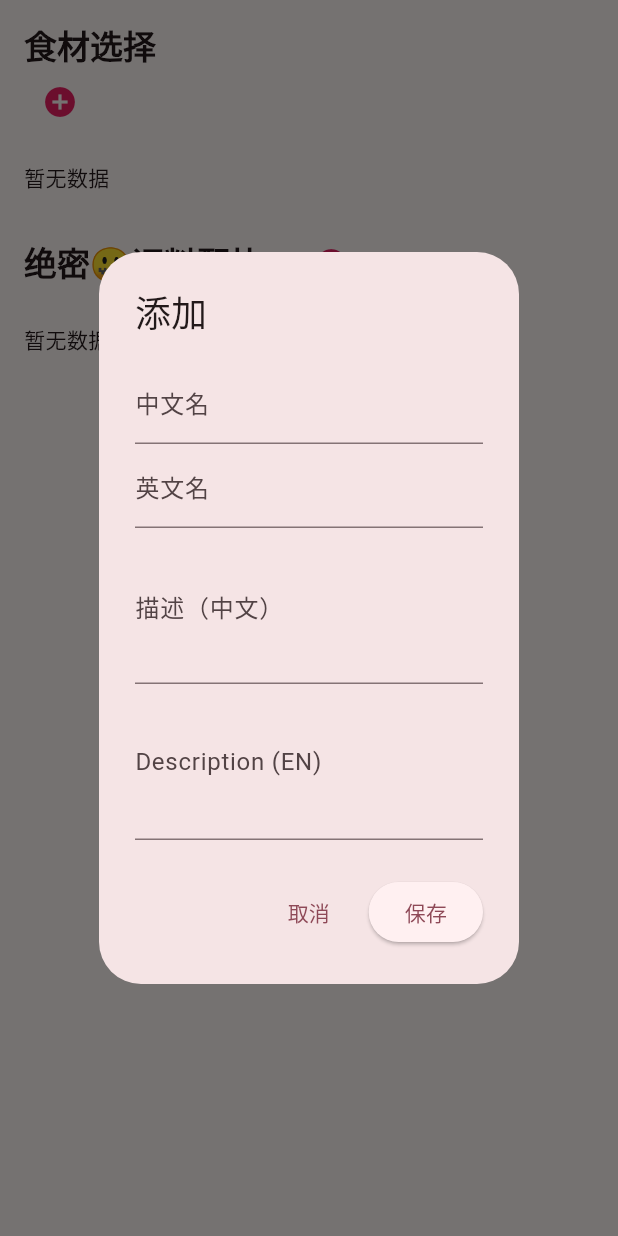
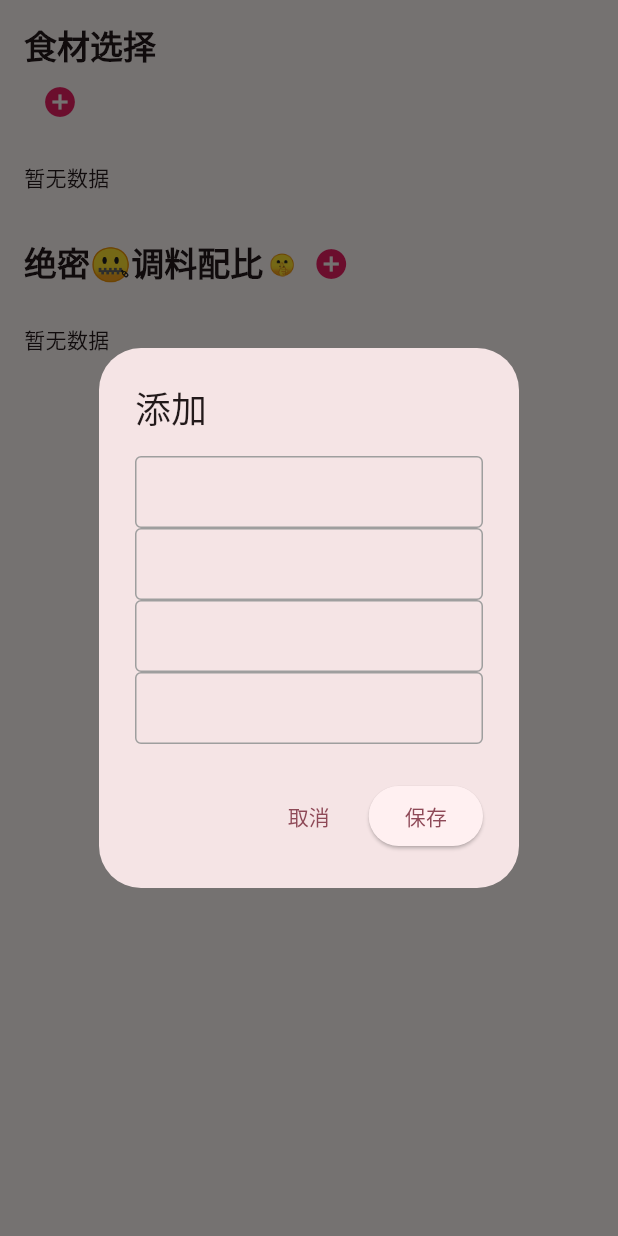
Before and after one commit to JackyCaptainZhang/menu, a Flutter app: the RecipeTipsScreen widget shown alone on an empty page, opened directly, after a tap on the "add circle" icon, on a phone screen of 412 x 824 dp. Run offline on Flutter 3.47's test engine with Material 3 defaults, Android fonts, the phone set to English and light mode, and no system bars; our stand-ins replace cloud_firestore, firebase_auth, firebase_core, google_sign_in; accounts and stored records are empty.

Commit message:
fix: try to fix font issue

```diff
--- a/lib/screens/recipe_tips_screen.dart
+++ b/lib/screens/recipe_tips_screen.dart
@@ -23,21 +23,83 @@ class RecipeTipsScreen extends StatelessWidget {
             children: [
               TextField(
                 controller: nameZhController,
-                decoration: const InputDecoration(labelText: '中文名'),
+                style: TextStyle(
+                  fontSize: 16.0,
+                  height: 1.5,
+                  color: Colors.black,
+                ),
+                decoration: InputDecoration(
+                  contentPadding: EdgeInsets.symmetric(vertical: 10.0, horizontal: 12.0),
+                  border: OutlineInputBorder(
+                    borderRadius: BorderRadius.circular(8.0),
+                  ),
+                  focusedBorder: OutlineInputBorder(
+                    borderSide: BorderSide(color: Colors.blue, width: 2.0),
+                  ),
+                  enabledBorder: OutlineInputBorder(
+                    borderSide: BorderSide(color: Colors.grey, width: 1.0),
+                  ),
+                ),
               ),
               TextField(
                 controller: nameEnController,
-                decoration: const InputDecoration(labelText: '英文名'),
+                style: TextStyle(
+                  fontSize: 16.0,
+                  height: 1.5,
+                  color: Colors.black,
+                ),
+                decoration: InputDecoration(
+                  contentPadding: EdgeInsets.symmetric(vertical: 10.0, horizontal: 12.0),
+                  border: OutlineInputBorder(
+                    borderRadius: BorderRadius.circular(8.0),
+                  ),
+                  focusedBorder: OutlineInputBorder(
+                    borderSide: BorderSide(color: Colors.blue, width: 2.0),
+                  ),
+                  enabledBorder: OutlineInputBorder(
+                    borderSide: BorderSide(color: Colors.grey, width: 1.0),
+                  ),
+                ),
               ),
               TextField(
                 controller: contentZhController,
-                decoration: InputDecoration(labelText: collection == 'ingredient_tips' ? '描述（中文）' : '配方（中文）'),
-                maxLines: 3,
+                style: TextStyle(
+                  fontSize: 16.0,
+                  height: 1.5,
+                  color: Colors.black,
+                ),
+                decoration: InputDecoration(
+                  contentPadding: EdgeInsets.symmetric(vertical: 10.0, horizontal: 12.0),
+                  border: OutlineInputBorder(
+                    borderRadius: BorderRadius.circular(8.0),
+                  ),
+                  focusedBorder: OutlineInputBorder(
+                    borderSide: BorderSide(color: Colors.blue, width: 2.0),
+                  ),
+                  enabledBorder: OutlineInputBorder(
+                    borderSide: BorderSide(color: Colors.grey, width: 1.0),
+                  ),
+                ),
               ),
               TextField(
                 controller: contentEnController,
-                decoration: InputDecoration(labelText: collection == 'ingredient_tips' ? 'Description (EN)' : 'Recipe (EN)'),
-                maxLines: 3,
+                style: TextStyle(
+                  fontSize: 16.0,
+                  height: 1.5,
+                  color: Colors.black,
+                ),
+                decoration: InputDecoration(
+                  contentPadding: EdgeInsets.symmetric(vertical: 10.0, horizontal: 12.0),
+                  border: OutlineInputBorder(
+                    borderRadius: BorderRadius.circular(8.0),
+                  ),
+                  focusedBorder: OutlineInputBorder(
+                    borderSide: BorderSide(color: Colors.blue, width: 2.0),
+                  ),
+                  enabledBorder: OutlineInputBorder(
+                    borderSide: BorderSide(color: Colors.grey, width: 1.0),
+                  ),
+                ),
               ),
             ],
           ),
@@ -107,21 +169,83 @@ class RecipeTipsScreen extends StatelessWidget {
             children: [
               TextField(
                 controller: nameZhController,
-                decoration: const InputDecoration(labelText: '中文名'),
+                style: TextStyle(
+                  fontSize: 16.0,
+                  height: 1.5,
+                  color: Colors.black,
+                ),
+                decoration: InputDecoration(
+                  contentPadding: EdgeInsets.symmetric(vertical: 10.0, horizontal: 12.0),
+                  border: OutlineInputBorder(
+                    borderRadius: BorderRadius.circular(8.0),
+                  ),
+                  focusedBorder: OutlineInputBorder(
+                    borderSide: BorderSide(color: Colors.blue, width: 2.0),
+                  ),
+                  enabledBorder: OutlineInputBorder(
+                    borderSide: BorderSide(color: Colors.grey, width: 1.0),
+                  ),
+                ),
               ),
               TextField(
                 controller: nameEnController,
-                decoration: const InputDecoration(labelText: '英文名'),
+                style: TextStyle(
+                  fontSize: 16.0,
+                  height: 1.5,
+                  color: Colors.black,
+                ),
+                decoration: InputDecoration(
+                  contentPadding: EdgeInsets.symmetric(vertical: 10.0, horizontal: 12.0),
+                  border: OutlineInputBorder(
+                    borderRadius: BorderRadius.circular(8.0),
+                  ),
+                  focusedBorder: OutlineInputBorder(
+                    borderSide: BorderSide(color: Colors.blue, width: 2.0),
+                  ),
+                  enabledBorder: OutlineInputBorder(
+                    borderSide: BorderSide(color: Colors.grey, width: 1.0),
+                  ),
+                ),
               ),
               TextField(
                 controller: contentZhController,
-                decoration: InputDecoration(labelText: collection == 'ingredient_tips' ? '描述（中文）' : '配方（中文）'),
-                maxLines: 3,
+                style: TextStyle(
+                  fontSize: 16.0,
+                  height: 1.5,
+                  color: Colors.black,
+                ),
+                decoration: InputDecoration(
+                  contentPadding: EdgeInsets.symmetric(vertical: 10.0, horizontal: 12.0),
+                  border: OutlineInputBorder(
+                    borderRadius: BorderRadius.circular(8.0),
+                  ),
+                  focusedBorder: OutlineInputBorder(
+                    borderSide: BorderSide(color: Colors.blue, width: 2.0),
+                  ),
+                  enabledBorder: OutlineInputBorder(
+                    borderSide: BorderSide(color: Colors.grey, width: 1.0),
+                  ),
+                ),
               ),
               TextField(
                 controller: contentEnController,
-                decoration: InputDecoration(labelText: collection == 'ingredient_tips' ? 'Description (EN)' : 'Recipe (EN)'),
-                maxLines: 3,
+                style: TextStyle(
+                  fontSize: 16.0,
+                  height: 1.5,
+                  color: Colors.black,
+                ),
+                decoration: InputDecoration(
+                  contentPadding: EdgeInsets.symmetric(vertical: 10.0, horizontal: 12.0),
+                  border: OutlineInputBorder(
+                    borderRadius: BorderRadius.circular(8.0),
+                  ),
+                  focusedBorder: OutlineInputBorder(
+                    borderSide: BorderSide(color: Colors.blue, width: 2.0),
+                  ),
+                  enabledBorder: OutlineInputBorder(
+                    borderSide: BorderSide(color: Colors.grey, width: 1.0),
+                  ),
+                ),
               ),
             ],
           ),
```
